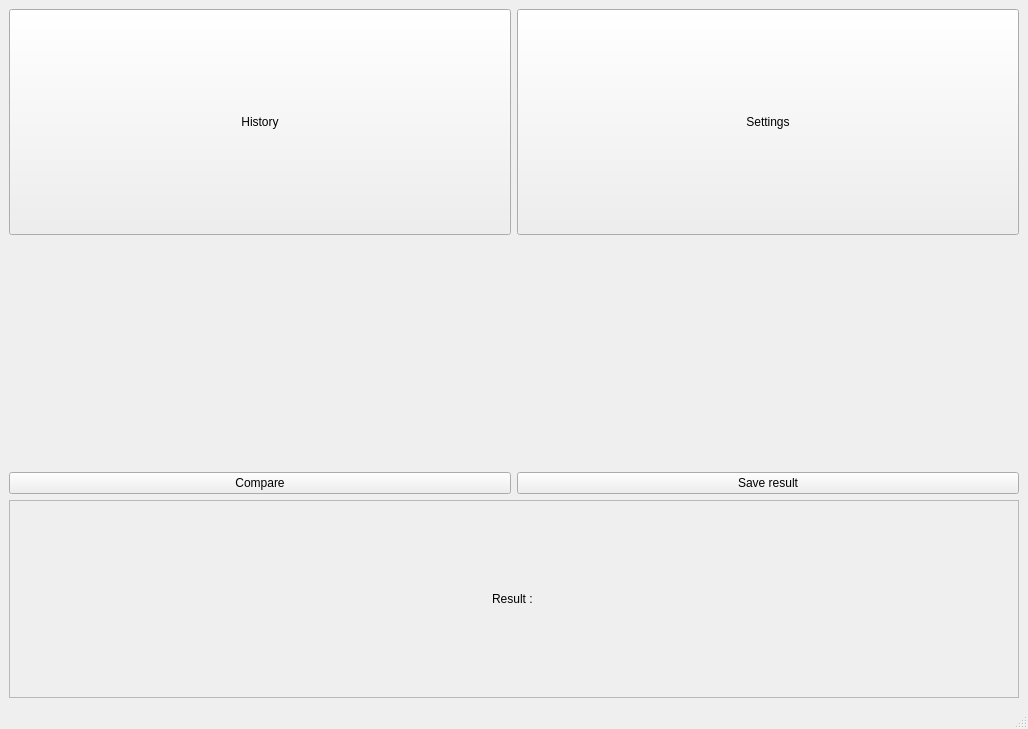
Above: style/main_widget.ui from kopollo/anti-plagiat before the change. Below: the same form after it.
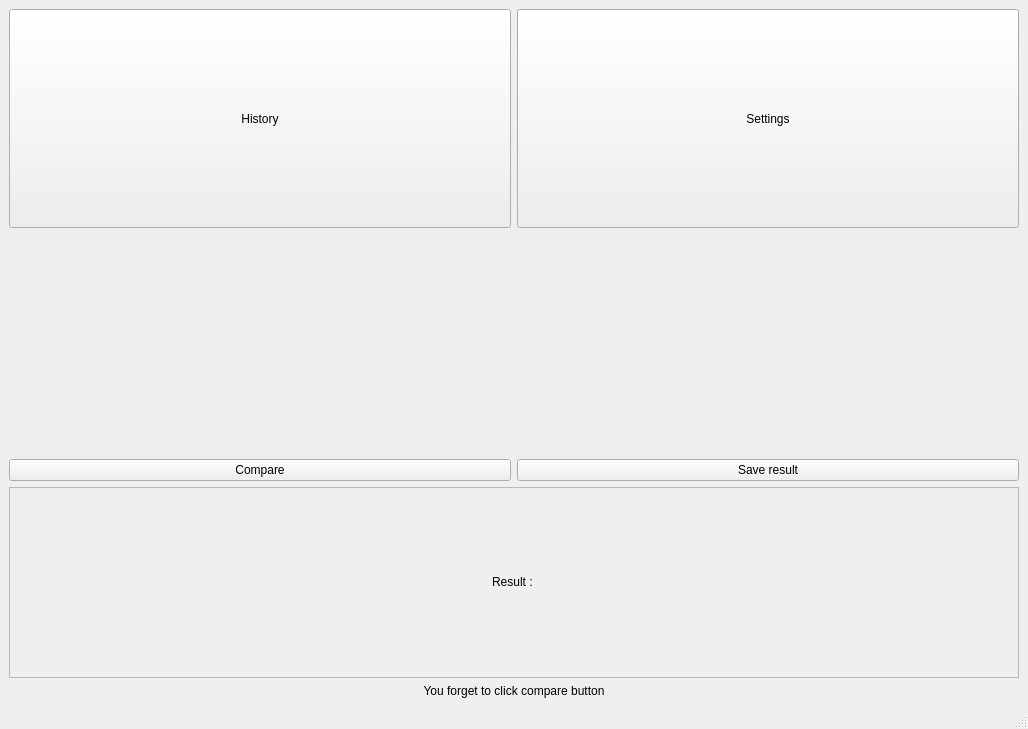
That is the form after the change. Custom widgets are drawn as their Qt base class.

Commit message: separate db and main window, add more docstrings

```diff
--- a/style/main_widget.ui
+++ b/style/main_widget.ui
@@ -126,6 +126,22 @@
       </item>
      </layout>
     </item>
+    <item>
+     <widget class="QLabel" name="user_forget_label">
+      <property name="sizePolicy">
+       <sizepolicy hsizetype="Minimum" vsizetype="Maximum">
+        <horstretch>0</horstretch>
+        <verstretch>0</verstretch>
+       </sizepolicy>
+      </property>
+      <property name="text">
+       <string>You forget to click compare button</string>
+      </property>
+      <property name="alignment">
+       <set>Qt::AlignCenter</set>
+      </property>
+     </widget>
+    </item>
    </layout>
   </widget>
   <widget class="QMenuBar" name="menubar">
```
The commit also changes 7 other files.
